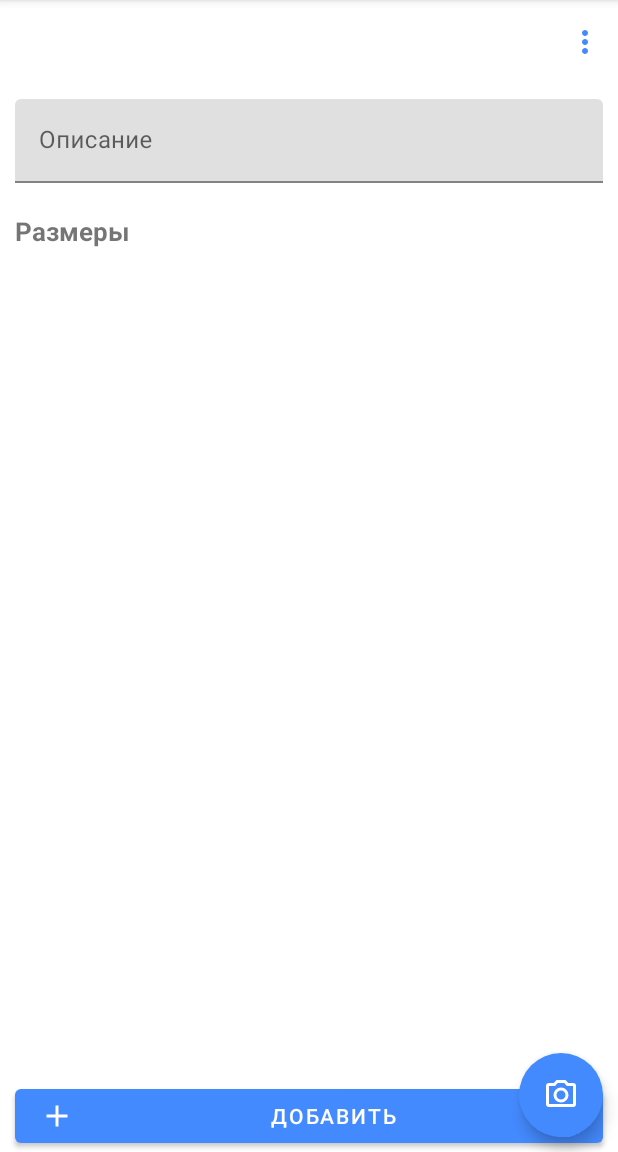
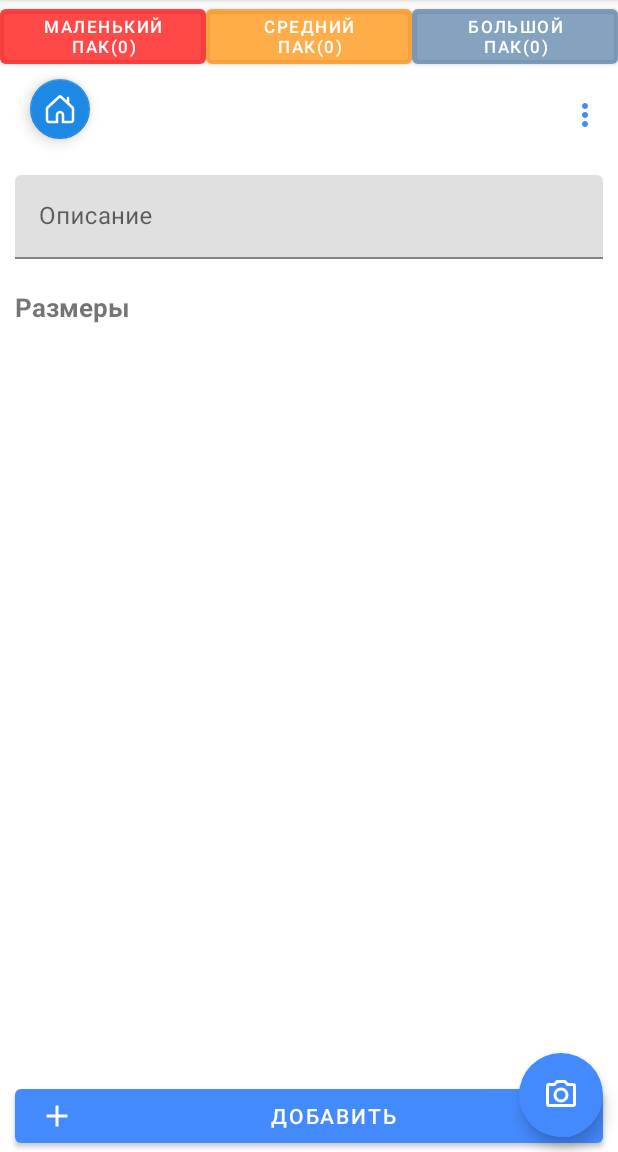
Before and after one commit to umerov1999/Market, an Android app: the fragment ElemInfoFragment placed in its activity, on a phone screen of 412 x 824 dp, the part 84-1236 px from its top. Run offline under Robolectric (Android 15) with nearby library versions, the phone set to English and light mode, and no system bars; our stand-ins replace Room's generated code; libraries missing offline, so code that uses them is left out: com.developer.crashx; 3 statements that could not run were skipped.

Commit message:
Add files via upload

```diff
--- a/app/src/main/java/com/f0x1d/store/activity/MainActivity.java
+++ b/app/src/main/java/com/f0x1d/store/activity/MainActivity.java
@@ -12,8 +12,14 @@ import androidx.fragment.app.FragmentTransaction;
 
 import com.f0x1d.store.R;
 import com.f0x1d.store.fragment.ListFragment;
+import com.f0x1d.store.settings.Settings;
+import com.google.android.material.button.MaterialButton;
 
 public class MainActivity extends AppCompatActivity {
+    private boolean toggle1 = false;
+    private boolean toggle2 = false;
+    private boolean toggle3 = false;
+
     public void onCreate(Bundle bundle) {
         ActivityCompat.requestPermissions(this, new String[]{"android.permission.WRITE_EXTERNAL_STORAGE", "android.permission.READ_EXTERNAL_STORAGE", "android.permission.CAMERA"}, 1);
         if (Build.VERSION.SDK_INT < 27) {
@@ -25,6 +31,72 @@ public class MainActivity extends AppCompatActivity {
         getDelegate().applyDayNight();
         super.onCreate(bundle);
         setContentView(R.layout.activity_main);
+
+        MaterialButton low = findViewById(R.id.low);
+        MaterialButton medium = findViewById(R.id.medium);
+        MaterialButton height = findViewById(R.id.height);
+
+        low.setText(getString(R.string.low, Settings.get().getLowCount()));
+        medium.setText(getString(R.string.medium, Settings.get().getMediumCount()));
+        height.setText(getString(R.string.height, Settings.get().getHeightCount()));
+
+        low.setOnLongClickListener(v -> {
+            toggle1 = !toggle1;
+            return true;
+        });
+
+        medium.setOnLongClickListener(v -> {
+            toggle2 = !toggle2;
+            return true;
+        });
+
+        height.setOnLongClickListener(v -> {
+            toggle3 = !toggle3;
+            return true;
+        });
+
+        low.setOnClickListener(v -> {
+            int count = Settings.get().getLowCount();
+            if (!toggle1) {
+                count--;
+            } else {
+                count++;
+            }
+            if (count < 0) {
+                count = 0;
+            }
+            low.setText(getString(R.string.low, count));
+            Settings.get().setLowCount(count);
+        });
+
+        medium.setOnClickListener(v -> {
+            int count = Settings.get().getMediumCount();
+            if (!toggle2) {
+                count--;
+            } else {
+                count++;
+            }
+            if (count < 0) {
+                count = 0;
+            }
+            medium.setText(getString(R.string.medium, count));
+            Settings.get().setMediumCount(count);
+        });
+
+        height.setOnClickListener(v -> {
+            int count = Settings.get().getHeightCount();
+            if (!toggle3) {
+                count--;
+            } else {
+                count++;
+            }
+            if (count < 0) {
+                count = 0;
+            }
+            height.setText(getString(R.string.height, count));
+            Settings.get().setHeightCount(count);
+        });
+
         replaceFragment(ListFragment.newInstance(-1, getString(R.string.root)), "main_list", false, null);
     }
 
--- a/app/src/main/java/com/f0x1d/store/fragment/ElemInfoFragment.java
+++ b/app/src/main/java/com/f0x1d/store/fragment/ElemInfoFragment.java
@@ -30,6 +30,7 @@ import com.bumptech.glide.request.RequestOptions;
 import com.f0x1d.store.App;
 import com.f0x1d.store.BuildConfig;
 import com.f0x1d.store.R;
+import com.f0x1d.store.activity.MainActivity;
 import com.f0x1d.store.db.Database;
 import com.f0x1d.store.db.daos.ExtendedElementsDao;
 import com.f0x1d.store.db.daos.MenuElementsDao;
@@ -40,6 +41,7 @@ import com.f0x1d.store.view.CenteredToolbar;
 import com.google.android.material.button.MaterialButton;
 import com.google.android.material.dialog.MaterialAlertDialogBuilder;
 import com.google.android.material.floatingactionbutton.ExtendedFloatingActionButton;
+import com.google.android.material.floatingactionbutton.FloatingActionButton;
 
 import org.jetbrains.annotations.NotNull;
 
@@ -56,6 +58,7 @@ public class ElemInfoFragment extends Fragment {
     public MaterialButton addButton;
     public ImageView bigPhoto;
     public ExtendedFloatingActionButton changePhoto;
+    public FloatingActionButton HomeBtn;
     public EditText description;
     public long elemId;
     public MenuElement element;
@@ -79,6 +82,11 @@ public class ElemInfoFragment extends Fragment {
         this.elemId = requireArguments().getLong("id");
         this.element = App.getInstance().getDatabase().menuElementsDao().getById(this.elemId);
         this.extendedElementsDao = App.getInstance().getDatabase().extendedElementsDao();
+        this.HomeBtn = root.findViewById(R.id.home_button);
+        this.HomeBtn.setOnClickListener(v -> {
+            ((MainActivity) requireActivity()).clearBackStack();
+            ((MainActivity) requireActivity()).replaceFragment(ListFragment.newInstance(-1, getString(R.string.root)), "main_list", false, null);
+        });
 
         this.changePhoto = root.findViewById(R.id.btn_change_photo);
         this.toolbar = root.findViewById(R.id.toolbar);
--- a/app/src/main/java/com/f0x1d/store/settings/Settings.java
+++ b/app/src/main/java/com/f0x1d/store/settings/Settings.java
@@ -38,6 +38,36 @@ public class Settings {
         preferences.edit().putString("night_switch", String.valueOf(key)).apply();
     }
 
+    public int getLowCount() {
+        return PreferenceManager.getDefaultSharedPreferences(app)
+                .getInt("low_packet", 0);
+    }
+
+    public void setLowCount(int vl) {
+        PreferenceManager.getDefaultSharedPreferences(app).edit()
+                .putInt("low_packet", vl).apply();
+    }
+
+    public int getMediumCount() {
+        return PreferenceManager.getDefaultSharedPreferences(app)
+                .getInt("medium_packet", 0);
+    }
+
+    public void setMediumCount(int vl) {
+        PreferenceManager.getDefaultSharedPreferences(app).edit()
+                .putInt("medium_packet", vl).apply();
+    }
+
+    public int getHeightCount() {
+        return PreferenceManager.getDefaultSharedPreferences(app)
+                .getInt("height_packet", 0);
+    }
+
+    public void setHeightCount(int vl) {
+        PreferenceManager.getDefaultSharedPreferences(app).edit()
+                .putInt("height_packet", vl).apply();
+    }
+
     @AppCompatDelegate.NightMode
     public int getNightMode() {
         String mode = PreferenceManager.getDefaultSharedPreferences(app)
--- a/app/src/main/res/layout/activity_main.xml
+++ b/app/src/main/res/layout/activity_main.xml
@@ -1,10 +1,48 @@
 <?xml version="1.0" encoding="utf-8"?>
-<RelativeLayout xmlns:android="http://schemas.android.com/apk/res/android"
+<LinearLayout xmlns:android="http://schemas.android.com/apk/res/android"
+    xmlns:tools="http://schemas.android.com/tools"
     android:layout_width="match_parent"
-    android:layout_height="match_parent">
+    android:layout_height="match_parent"
+    android:orientation="vertical">
+
+    <LinearLayout
+        android:layout_width="match_parent"
+        android:layout_height="wrap_content"
+        android:orientation="horizontal">
+
+        <com.google.android.material.button.MaterialButton
+            android:id="@+id/low"
+            android:layout_width="0dp"
+            android:layout_height="wrap_content"
+            android:layout_weight="1"
+            android:backgroundTint="#77ff0000"
+            android:textColor="#fff"
+            android:textSize="11sp"
+            tools:text="Low" />
+
+        <com.google.android.material.button.MaterialButton
+            android:id="@+id/medium"
+            android:layout_width="0dp"
+            android:layout_height="wrap_content"
+            android:layout_weight="1"
+            android:backgroundTint="#77FF8C00"
+            android:textColor="#fff"
+            android:textSize="11sp"
+            tools:text="Medium" />
+
+        <com.google.android.material.button.MaterialButton
+            android:id="@+id/height"
+            android:layout_width="0dp"
+            android:layout_height="wrap_content"
+            android:layout_weight="1"
+            android:backgroundTint="#77557DA6"
+            android:textColor="#fff"
+            android:textSize="11sp"
+            tools:text="Height" />
+    </LinearLayout>
 
     <FrameLayout
         android:id="@+id/main_container"
         android:layout_width="match_parent"
         android:layout_height="match_parent" />
-</RelativeLayout>
+</LinearLayout>
--- a/app/src/main/res/layout/fragment_elem_info.xml
+++ b/app/src/main/res/layout/fragment_elem_info.xml
@@ -8,7 +8,19 @@
     <com.f0x1d.store.view.CenteredToolbar
         android:id="@+id/toolbar"
         android:layout_width="match_parent"
-        android:layout_height="wrap_content" />
+        android:layout_height="wrap_content">
+
+        <com.google.android.material.floatingactionbutton.FloatingActionButton
+            android:id="@+id/home_button"
+            android:layout_width="wrap_content"
+            android:layout_height="wrap_content"
+            android:layout_alignParentStart="true"
+            android:layout_alignParentBottom="true"
+            android:layout_marginStart="10dp"
+            android:layout_marginBottom="10dp"
+            android:src="@drawable/ic_home_outline"
+            app:fabSize="mini" />
+    </com.f0x1d.store.view.CenteredToolbar>
 
     <androidx.recyclerview.widget.RecyclerView
         android:id="@+id/recycler_view"
--- a/app/src/main/res/values/strings.xml
+++ b/app/src/main/res/values/strings.xml
@@ -21,4 +21,7 @@
     <string name="folder_is">Папка</string>
     <string name="folder_non_empty">Папка не пуста!!!</string>
     <string name="what_would_u_like_do">Что вы хотите сделать?</string>
+    <string name="low">Маленький пак(%1$d)</string>
+    <string name="medium">Средний пак(%1$d)</string>
+    <string name="height">Большой пак(%1$d)</string>
 </resources>
```
Also changed, not shown: 1 other file.
